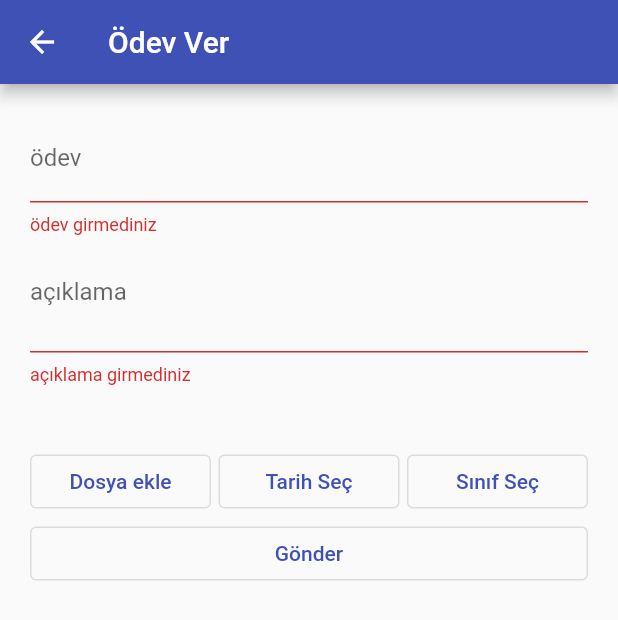
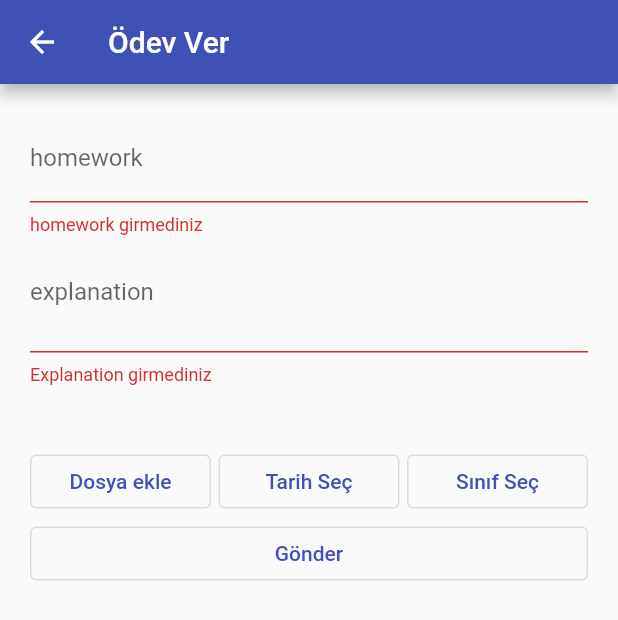
Before and after one commit to jehato47/flutter-school-app, a Flutter app: the GiveHomeworkScreen screen opened by its route, after a tap on "Gönder", on a phone screen of 412 x 824 dp. Shown: the top 620 px of the screen. Run offline on Flutter 3.47's test engine with Material 2 defaults, Android fonts, the phone set to English and light mode, and no system bars; our stand-ins replace cloud_firestore, file_picker, firebase_auth, firebase_core, firebase_messaging, firebase_storage and 4 more; missing offline and left inert: flutter_downloader, flutter_picker, syncfusion_localizations; accounts and stored records are empty; network calls fail.

Commit message:
variables names are changed

```diff
--- a/lib/providers/homework.dart
+++ b/lib/providers/homework.dart
@@ -6,7 +6,7 @@ import 'package:firebase_storage/firebase_storage.dart';
 class HomeWork extends ChangeNotifier {
   Future<void> addHomeWork(dynamic homework, File file) async {
     print(homework);
-    homework["baslangic_tarihi"] = DateTime.now();
+    homework["startDate"] = DateTime.now();
     homework["isSeen"] = [];
 
     CollectionReference homeworks =
--- a/lib/screens/homework/give_homework_screen.dart
+++ b/lib/screens/homework/give_homework_screen.dart
@@ -24,12 +24,12 @@ class _GiveHomeworkScreenState extends State<GiveHomeworkScreen> {
   DateTime date;
 
   Map<String, dynamic> hw = {
-    "sınıf": null,
-    "şube": null,
-    "ödev": null,
-    "başlık": null,
-    "bitiş_tarihi": null,
-    "açıklama": null,
+    "classFirst": null,
+    "classLast": null,
+    "homework": null,
+    "title": null,
+    "dueDate": null,
+    "explanation": null,
     "fileName": null,
   };
 
@@ -45,7 +45,7 @@ class _GiveHomeworkScreenState extends State<GiveHomeworkScreen> {
 
         setState(() {
           date = value;
-          hw["bitiş_tarihi"] = date;
+          hw["dueDate"] = date;
         });
       },
     );
@@ -68,8 +68,8 @@ class _GiveHomeworkScreenState extends State<GiveHomeworkScreen> {
 
     _form.currentState.save();
     hw["teacher"] = user["isim"] + " " + user["soyisim"];
-    hw["teacher_image"] = user["profil_foto"];
-    hw["başlık"] = user["ders"];
+    hw["teacherImage"] = user["profil_foto"];
+    hw["title"] = user["ders"];
     setState(() {
       isLoading = true;
     });
@@ -98,8 +98,9 @@ class _GiveHomeworkScreenState extends State<GiveHomeworkScreen> {
         magnification: 1.2,
         onConfirm: (Picker picker, List value) {
           setState(() {
-            hw["sınıf"] = picker.getSelectedValues().first.split("-").first;
-            hw["şube"] = picker.getSelectedValues().first.split("-").last;
+            hw["classFirst"] =
+                picker.getSelectedValues().first.split("-").first;
+            hw["classLast"] = picker.getSelectedValues().first.split("-").last;
           });
         }).showModal(this.context);
   }
@@ -125,14 +126,14 @@ class _GiveHomeworkScreenState extends State<GiveHomeworkScreen> {
               children: [
                 TextFormField(
                   validator: (value) {
-                    if (value.isEmpty) return "ödev girmediniz";
+                    if (value.isEmpty) return "homework girmediniz";
                     return null;
                   },
                   onSaved: (newValue) {
-                    hw["ödev"] = newValue;
+                    hw["homework"] = newValue;
                   },
                   decoration: InputDecoration(
-                    labelText: "ödev",
+                    labelText: "homework",
                     // border: OutlineInputBorder(),
                   ),
                 ),
@@ -140,14 +141,14 @@ class _GiveHomeworkScreenState extends State<GiveHomeworkScreen> {
                   minLines: 2,
                   maxLines: 5,
                   validator: (value) {
-                    if (value.isEmpty) return "açıklama girmediniz";
+                    if (value.isEmpty) return "Explanation girmediniz";
                     return null;
                   },
                   onSaved: (newValue) {
-                    hw["açıklama"] = newValue;
+                    hw["explanation"] = newValue;
                   },
                   decoration: InputDecoration(
-                    labelText: "açıklama",
+                    labelText: "explanation",
                     alignLabelWithHint: true,
                     // border: OutlineInputBorder(),
                   ),
@@ -186,8 +187,8 @@ class _GiveHomeworkScreenState extends State<GiveHomeworkScreen> {
                           showPickerModal(context);
                         },
                         child: Text(
-                          hw["sınıf"] != null && hw["şube"] != null
-                              ? hw["sınıf"] + "-" + hw["şube"]
+                          hw["classFirst"] != null && hw["classLast"] != null
+                              ? hw["classFirst"] + "-" + hw["classLast"]
                               : "Sınıf Seç",
                         ),
                       ),
--- a/lib/screens/homework/homework_detail_screen.dart
+++ b/lib/screens/homework/homework_detail_screen.dart
@@ -18,11 +18,11 @@ class _HomeWorkDetailScreenState extends State<HomeWorkDetailScreen> {
   }
 
   @override
-  Widget build(BuildContext context     ) {
+  Widget build(BuildContext context) {
     final hw = ModalRoute.of(context).settings.arguments as dynamic;
     return Scaffold(
       appBar: AppBar(
-        title: Text('${hw["başlık"]} ${hw["sınıf"]} - ${hw["şube"]}'),
+        title: Text('${hw["title"]} ${hw["classFirst"]} - ${hw["classLast"]}'),
       ),
       body: SingleChildScrollView(
         child: Padding(
@@ -39,7 +39,7 @@ class _HomeWorkDetailScreenState extends State<HomeWorkDetailScreen> {
                 thickness: 2,
               ),
               Text(
-                hw["ödev"],
+                hw["homework"],
                 style: TextStyle(fontSize: 15),
               ),
               SizedBox(height: 40),
@@ -51,7 +51,7 @@ class _HomeWorkDetailScreenState extends State<HomeWorkDetailScreen> {
                 thickness: 2,
               ),
               Text(
-                hw["açıklama"],
+                hw["explanation"],
                 style: TextStyle(fontSize: 15),
               ),
               SizedBox(height: 40),
--- a/lib/widgets/homework/homework_preview_list.dart
+++ b/lib/widgets/homework/homework_preview_list.dart
@@ -15,9 +15,9 @@ class _HomeworkPreviewListState extends State<HomeworkPreviewList> {
       // future: Provider.of<HomeWork>(context, listen: false).getHwByClass(token),
       stream: FirebaseFirestore.instance
           .collection("homework")
-          .where("sınıf", isEqualTo: "11")
-          .where("şube", isEqualTo: "a")
-          .orderBy('baslangic_tarihi')
+          .where("classFirst", isEqualTo: "11")
+          .where("classLast", isEqualTo: "a")
+          .orderBy('startDate')
           .snapshots(),
       builder: (context, snapshot) {
         if (snapshot.hasError) {
```
Also changed, not shown: lib/widgets/homework/homework_preview_item.dart (+5 -5 lines).
